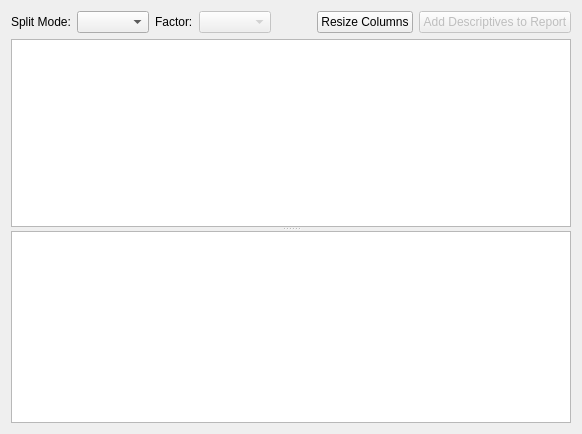
First picture: the form in tse_analytics/views/data/data_table_widget.ui, repository TSE-Systems/tse-analytics, before the edit.
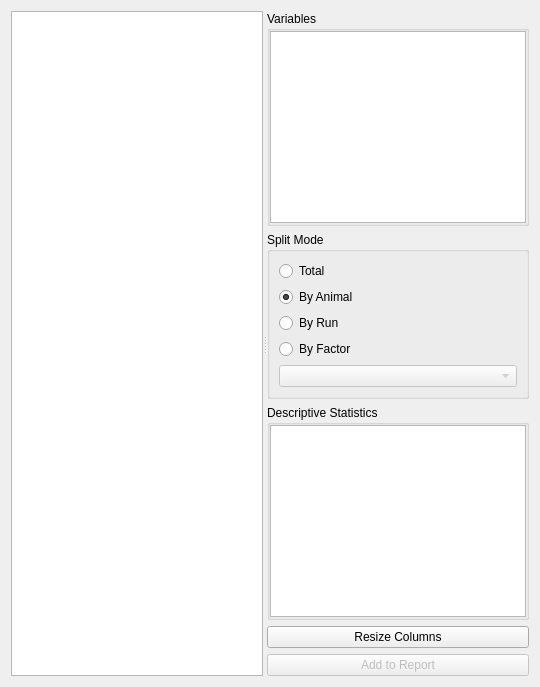
Second picture: the form after the edit. Icons and pictures are not drawn. Custom widgets are drawn as their Qt base class.

Commit message: WIP: major redesign of variables objects (outliers detection, aggregation operations, etc.)

Patch:
```diff
--- a/tse_analytics/views/data/data_table_widget.ui
+++ b/tse_analytics/views/data/data_table_widget.ui
@@ -3,79 +3,17 @@
  <author>Anton Rau</author>
  <class>DataTableWidget</class>
  <widget class="QWidget" name="DataTableWidget">
-  <layout class="QVBoxLayout" name="verticalLayout">
-   <item>
-    <layout class="QHBoxLayout" name="horizontalLayout">
-     <item>
-      <widget class="QLabel" name="labelSplitMode">
-       <property name="text">
-        <string>Split Mode:</string>
-       </property>
-      </widget>
-     </item>
-     <item>
-      <widget class="QComboBox" name="comboBoxSplitMode"/>
-     </item>
-     <item>
-      <widget class="QLabel" name="labelFactor">
-       <property name="text">
-        <string>Factor:</string>
-       </property>
-      </widget>
-     </item>
-     <item>
-      <widget class="FactorSelector" name="factorSelector">
-       <property name="enabled">
-        <bool>false</bool>
-       </property>
-      </widget>
-     </item>
-     <item>
-      <spacer name="horizontalSpacer">
-       <property name="orientation">
-        <enum>Qt::Horizontal</enum>
-       </property>
-       <property name="sizeHint" stdset="0">
-        <size>
-         <width>40</width>
-         <height>20</height>
-        </size>
-       </property>
-      </spacer>
-     </item>
-     <item>
-      <widget class="QPushButton" name="pushButtonResizeColumns">
-       <property name="text">
-        <string>Resize Columns</string>
-       </property>
-       <property name="icon">
-        <iconset resource="../../../resources/resources.qrc">
-         <normaloff>:/icons/icons8-resize-horizontal-16.png</normaloff>:/icons/icons8-resize-horizontal-16.png</iconset>
-       </property>
-      </widget>
-     </item>
-     <item>
-      <widget class="QPushButton" name="pushButtonAddReport">
-       <property name="enabled">
-        <bool>false</bool>
-       </property>
-       <property name="text">
-        <string>Add Descriptives to Report</string>
-       </property>
-      </widget>
-     </item>
-    </layout>
-   </item>
+  <layout class="QVBoxLayout" name="verticalLayout_4">
    <item>
     <widget class="QSplitter" name="splitter">
      <property name="orientation">
-      <enum>Qt::Vertical</enum>
+      <enum>Qt::Horizontal</enum>
      </property>
      <widget class="QTableView" name="tableView">
       <property name="sizePolicy">
        <sizepolicy hsizetype="Expanding" vsizetype="Expanding">
-        <horstretch>0</horstretch>
-        <verstretch>1</verstretch>
+        <horstretch>1</horstretch>
+        <verstretch>0</verstretch>
        </sizepolicy>
       </property>
       <property name="editTriggers">
@@ -97,13 +35,141 @@
        <number>20</number>
       </attribute>
      </widget>
-     <widget class="QTextEdit" name="textEdit">
-      <property name="undoRedoEnabled">
-       <bool>false</bool>
-      </property>
-      <property name="readOnly">
-       <bool>true</bool>
-      </property>
+     <widget class="QWidget" name="widgetRightSide" native="true">
+      <layout class="QVBoxLayout" name="verticalLayout_2">
+       <item>
+        <widget class="QGroupBox" name="groupBoxVariables">
+         <property name="title">
+          <string>Variables</string>
+         </property>
+         <layout class="QVBoxLayout" name="verticalLayout">
+          <property name="spacing">
+           <number>0</number>
+          </property>
+          <property name="leftMargin">
+           <number>0</number>
+          </property>
+          <property name="topMargin">
+           <number>0</number>
+          </property>
+          <property name="rightMargin">
+           <number>0</number>
+          </property>
+          <property name="bottomMargin">
+           <number>0</number>
+          </property>
+          <item>
+           <widget class="VariablesTableWidget" name="tableWidgetVariables"/>
+          </item>
+         </layout>
+        </widget>
+       </item>
+       <item>
+        <widget class="QGroupBox" name="groupBoxSplitMode">
+         <property name="title">
+          <string>Split Mode</string>
+         </property>
+         <layout class="QVBoxLayout" name="verticalLayout_7">
+          <item>
+           <widget class="QRadioButton" name="radioButtonSplitTotal">
+            <property name="text">
+             <string>Total</string>
+            </property>
+           </widget>
+          </item>
+          <item>
+           <widget class="QRadioButton" name="radioButtonSplitByAnimal">
+            <property name="text">
+             <string>By Animal</string>
+            </property>
+            <property name="checked">
+             <bool>true</bool>
+            </property>
+           </widget>
+          </item>
+          <item>
+           <widget class="QRadioButton" name="radioButtonSplitByRun">
+            <property name="text">
+             <string>By Run</string>
+            </property>
+           </widget>
+          </item>
+          <item>
+           <widget class="QRadioButton" name="radioButtonSplitByFactor">
+            <property name="text">
+             <string>By Factor</string>
+            </property>
+           </widget>
+          </item>
+          <item>
+           <widget class="FactorSelector" name="factorSelector">
+            <property name="enabled">
+             <bool>false</bool>
+            </property>
+           </widget>
+          </item>
+         </layout>
+        </widget>
+       </item>
+       <item>
+        <widget class="QGroupBox" name="groupBoxDescriptive">
+         <property name="title">
+          <string>Descriptive Statistics</string>
+         </property>
+         <layout class="QVBoxLayout" name="verticalLayout_3">
+          <property name="spacing">
+           <number>0</number>
+          </property>
+          <property name="leftMargin">
+           <number>0</number>
+          </property>
+          <property name="topMargin">
+           <number>0</number>
+          </property>
+          <property name="rightMargin">
+           <number>0</number>
+          </property>
+          <property name="bottomMargin">
+           <number>0</number>
+          </property>
+          <item>
+           <widget class="QTextEdit" name="textEditDescriptiveStats">
+            <property name="undoRedoEnabled">
+             <bool>false</bool>
+            </property>
+            <property name="lineWrapMode">
+             <enum>QTextEdit::NoWrap</enum>
+            </property>
+            <property name="readOnly">
+             <bool>true</bool>
+            </property>
+           </widget>
+          </item>
+         </layout>
+        </widget>
+       </item>
+       <item>
+        <widget class="QPushButton" name="pushButtonResizeColumns">
+         <property name="text">
+          <string>Resize Columns</string>
+         </property>
+         <property name="icon">
+          <iconset resource="../../../resources/resources.qrc">
+           <normaloff>:/icons/icons8-resize-horizontal-16.png</normaloff>:/icons/icons8-resize-horizontal-16.png</iconset>
+         </property>
+        </widget>
+       </item>
+       <item>
+        <widget class="QPushButton" name="pushButtonAddReport">
+         <property name="enabled">
+          <bool>false</bool>
+         </property>
+         <property name="text">
+          <string>Add to Report</string>
+         </property>
+        </widget>
+       </item>
+      </layout>
      </widget>
     </widget>
    </item>
@@ -115,6 +181,11 @@
    <extends>QComboBox</extends>
    <header>tse_analytics.views.misc.factor_selector</header>
   </customwidget>
+  <customwidget>
+   <class>VariablesTableWidget</class>
+   <extends>QTableWidget</extends>
+   <header>tse_analytics.views.misc.variables_table_widget</header>
+  </customwidget>
  </customwidgets>
  <resources>
   <include location="../../../resources/resources.qrc"/>
```
The commit also changes 38 other files.
